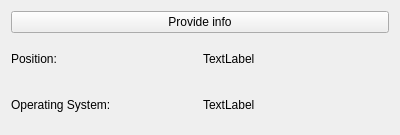
Before: the Qt Designer form QDialogElement/qDialogDemo/widget.ui in eduardorasgado/RoadtoQt5, drawn with Qt 5.
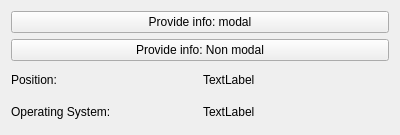
After: the same form once the commit is applied.

Commit message: non modal dialog and refator to avoid leaking

What changed in the file:
```diff
--- a/QDialogElement/qDialogDemo/widget.ui
+++ b/QDialogElement/qDialogDemo/widget.ui
@@ -17,7 +17,14 @@
    <item>
     <widget class="QPushButton" name="pushButton_provideinfo">
      <property name="text">
-      <string>Provide info</string>
+      <string>Provide info: modal</string>
+     </property>
+    </widget>
+   </item>
+   <item>
+    <widget class="QPushButton" name="pushButton_provide_nonmodal">
+     <property name="text">
+      <string>Provide info: Non modal</string>
      </property>
     </widget>
    </item>
@@ -48,6 +55,9 @@
          <property name="text">
           <string>TextLabel</string>
          </property>
+         <property name="wordWrap">
+          <bool>true</bool>
+         </property>
         </widget>
        </item>
        <item>
```
The commit also changes 3 other files.
